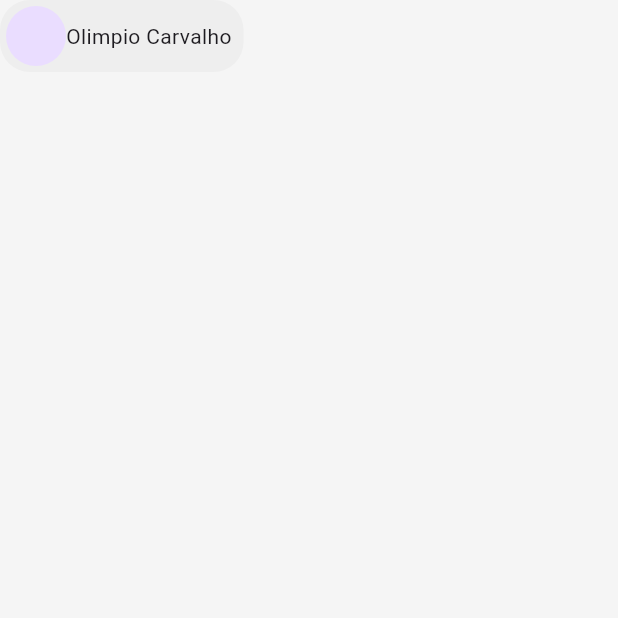
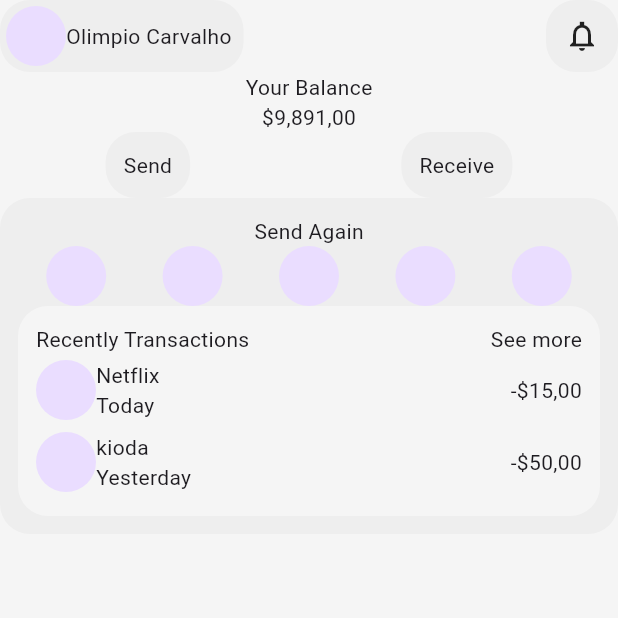
Before and after one commit to olimpio7/flutter-banking-ui, a Flutter app: the screen it shows after launch, on a phone screen of 412 x 824 dp, the top half of it. Run offline on Flutter 3.47's test engine with Material 3 defaults, Android fonts, the phone set to English and light mode, and no system bars.

Commit message:
adicionado a parte de transações recentes

```diff
--- a/lib/main.dart
+++ b/lib/main.dart
@@ -10,24 +10,70 @@ class MainApp extends StatelessWidget {
   @override
   Widget build(BuildContext context) {
     return MaterialApp(
+      debugShowCheckedModeBanner: false,
       home: Scaffold(
         backgroundColor: Colors.grey[100],
         body: SafeArea(
           child: Column(
             children: [
               Row(
+                mainAxisAlignment: MainAxisAlignment.spaceBetween,
                 children: [
                   SoftContainer(
                     padding: EdgeInsets.fromLTRB(4, 4, 8, 4),
                     child: Row(
+                      children: [CircleAvatar(), Text('Olimpio Carvalho')],
+                    ),
+                  ),
+                  SoftContainer(child: Icon(Icons.notifications_none_sharp)),
+                ],
+              ),
+              Text('Your Balance'),
+              Text("\$9,891,00"),
+              Row(
+                mainAxisAlignment: MainAxisAlignment.spaceAround,
+                children: [
+                  SoftContainer(child: Text('Send')),
+                  SoftContainer(child: Text('Receive')),
+                ],
+              ),
+              SoftContainer(
+                child: Column(
+                  children: [
+                    Text('Send Again'),
+                    Row(
+                      mainAxisAlignment: MainAxisAlignment.spaceAround,
                       children: [
                         CircleAvatar(),
-                        Text('Olimpio Carvalho'),
-                     ],
-                    )
-                  )
-                ],
-              )
+                        CircleAvatar(),
+                        CircleAvatar(),
+                        CircleAvatar(),
+                        CircleAvatar(),
+                      ],
+                    ),
+                    SoftContainer(
+                      color: Colors.grey[100],
+                      child: Column(
+                        children: [
+                          Row(
+                            mainAxisAlignment: MainAxisAlignment.spaceBetween,
+                            children: [
+                              Text('Recently Transactions'),
+                              Text('See more'),
+                            ],
+                          ),
+                          Transactions(
+                            namePayment: 'Netflix',
+                            valuePayment: '-\$15,00',
+                            detailPayment: 'Today',
+                          ),
+                          Transactions(namePayment: 'kioda', valuePayment: '-\$50,00', detailPayment: 'Yesterday'),
+                        ],
+                      ),
+                    ),
+                  ],
+                ),
+              ),
             ],
           ),
         ),
@@ -40,12 +86,14 @@ class SoftContainer extends StatelessWidget {
   final Widget child;
   final EdgeInsets padding;
   final double borderRadius;
+  final Color? color;
 
   const SoftContainer({
     super.key,
     required this.child,
     this.padding = const EdgeInsets.all(12),
     this.borderRadius = 20,
+    this.color,
   });
 
   @override
@@ -53,10 +101,45 @@ class SoftContainer extends StatelessWidget {
     return Container(
       padding: padding,
       decoration: BoxDecoration(
-        color: Colors.grey[200],
+        color: color ?? Colors.grey[200],
         borderRadius: BorderRadius.circular(borderRadius),
       ),
       child: child,
     );
   }
 }
+
+class Transactions extends StatelessWidget {
+  final String namePayment;
+  final String valuePayment;
+  final String detailPayment;
+
+  const Transactions({
+    super.key,
+    required this.namePayment,
+    required this.valuePayment,
+    required this.detailPayment,
+  });
+
+  @override
+  Widget build(BuildContext context) {
+    return Padding(
+      padding: const EdgeInsets.symmetric(vertical: 4.0),
+      child: Row(
+        children: [
+          CircleAvatar(),
+          Expanded(
+            child: Column(
+              crossAxisAlignment: CrossAxisAlignment.start,
+              children: [
+              Text(namePayment),
+              Text(detailPayment)
+              ]
+            ),
+          ),
+          Text(valuePayment),
+        ],
+      ),
+    );
+  }
+}
```
